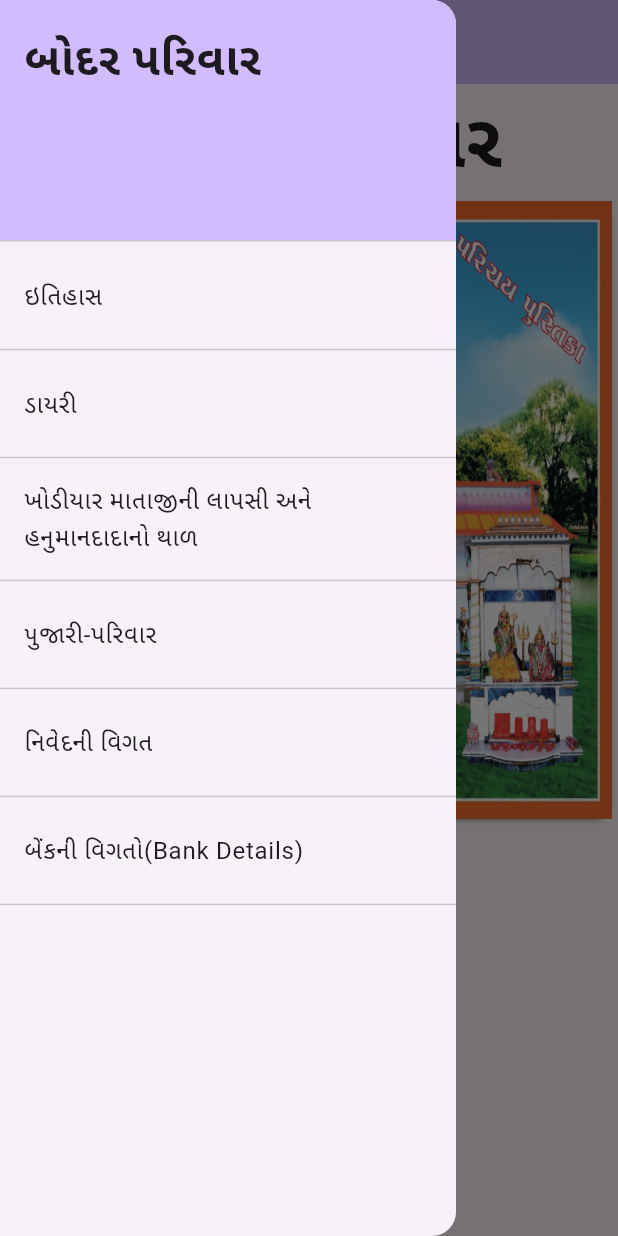
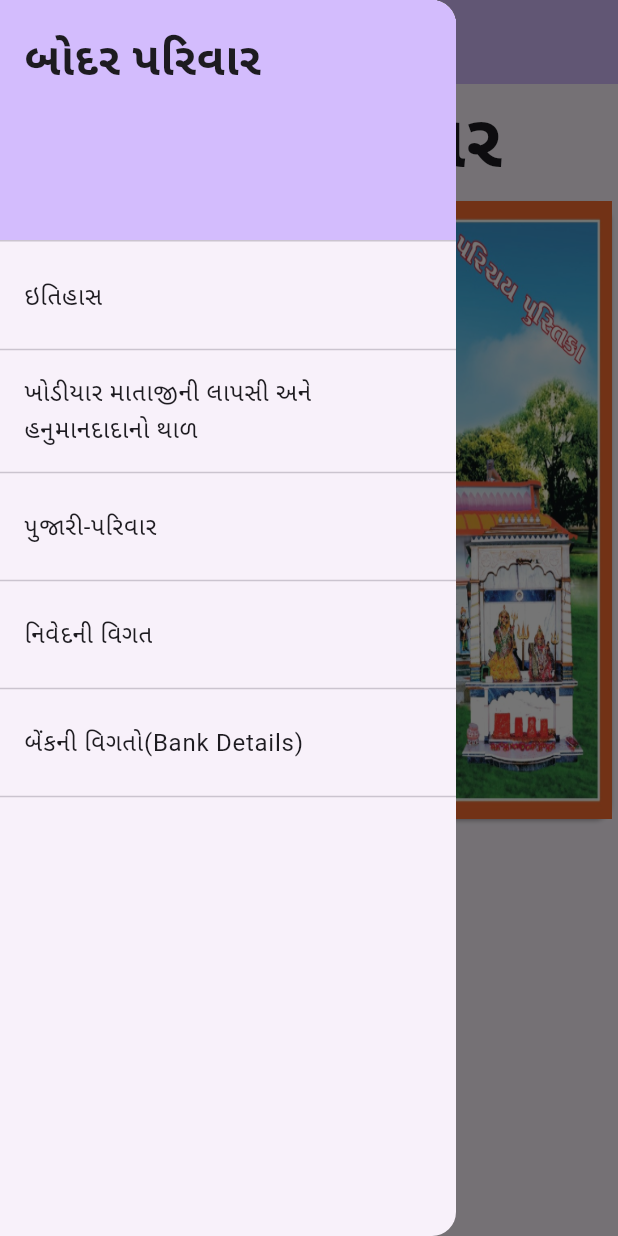
Before and after one commit to iamrutudhvaj/bodar_parivar_web, a Flutter app: the screen it shows after launch, with the side drawer open, on a phone screen of 412 x 824 dp. Run offline on Flutter 3.47's test engine with Material 3 defaults, Android fonts, the phone set to English and light mode, and no system bars; our stand-ins replace firebase_core, gap, get, photo_view; accounts and stored records are empty.

Commit message:
UPDATE: remove dairy

```diff
--- a/lib/app/modules/home/views/home_view.dart
+++ b/lib/app/modules/home/views/home_view.dart
@@ -34,13 +34,6 @@ class HomeView extends GetView<HomeController> {
               title: const Text('ઇતિહાસ'),
               onTap: () {
                 Get.toNamed(Routes.HISTORY_PAGE);
-              },
-            ),
-            const Divider(),
-            ListTile(
-              title: const Text('ડાયરી'),
-              onTap: () {
-                Get.toNamed(Routes.PHOTOS_PAGE);
               },
             ),
             const Divider(),
```
Also changed, not shown: 1 other file.
